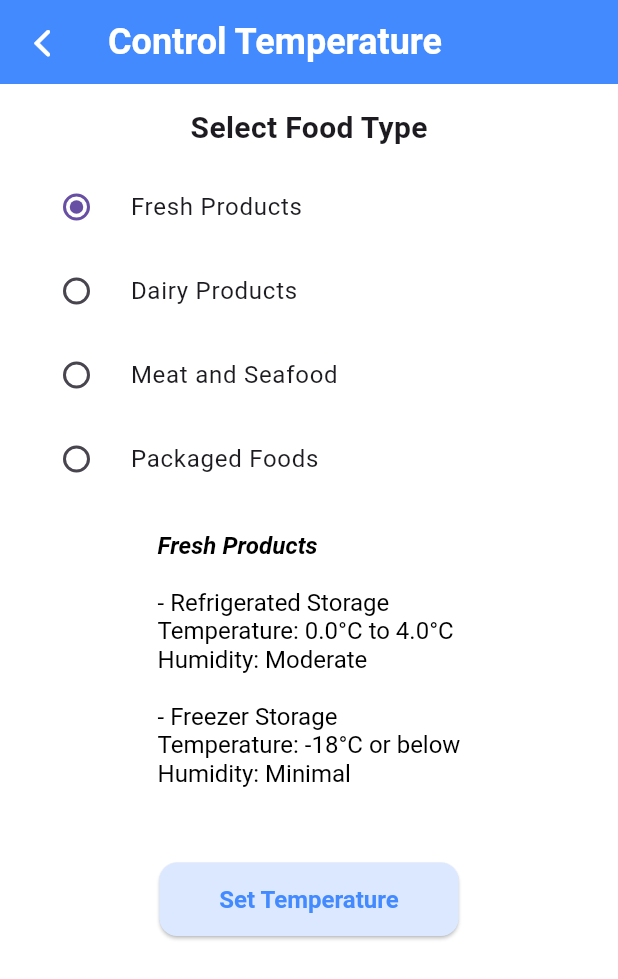
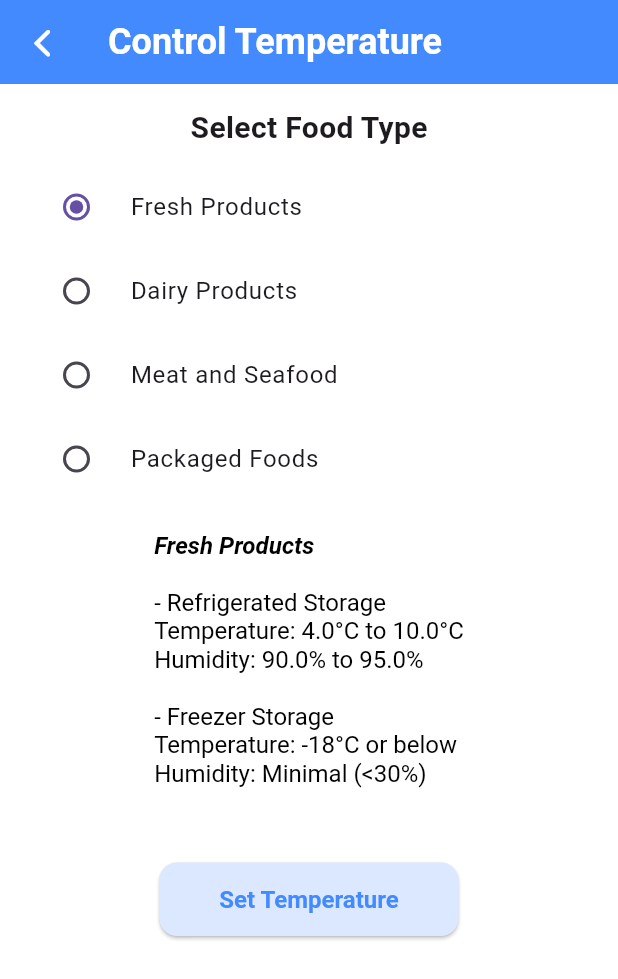
Before and after one commit to UminduH/ChillSync_App, a Flutter app: the ControlTemperature screen opened by its route, after a tap on "Fresh Products", on a phone screen of 412 x 824 dp. Shown: the top 979 px of the screen. Run offline on Flutter 3.47's test engine with Material 3 defaults, Android fonts, the light colour scheme and no system bars; our stand-ins replace cloud_firestore, firebase_core, firebase_database, flutter_map, latlong2; missing offline and left inert: twilio_flutter; accounts and stored records are empty.

Commit message:
Displayed device location on map and updated food storage settings

```diff
--- a/lib/providers/temperature_settings_provider.dart
+++ b/lib/providers/temperature_settings_provider.dart
@@ -2,8 +2,10 @@ import 'package:chillsync/models/sensor_data.dart';
 import 'package:flutter/material.dart';
 
 class TemperatureSettingsProvider extends ChangeNotifier {
-  double _minTemperature = 15.0;
-  double _maxTemperature = 35.0;
+  double _minTemperature = 4.0;
+  double _maxTemperature = 10.0;
+  double _minHumidity = 90;
+  double _maxHumidity = 95;
   String? _selectedFoodType;
 
   bool tempOutOfRange = false;
@@ -15,6 +17,8 @@ class TemperatureSettingsProvider extends ChangeNotifier {
 
   double get minTemperature => _minTemperature;
   double get maxTemperature => _maxTemperature;
+  double get minHumidity => _minHumidity;
+  double get maxHumidity => _maxHumidity;
   String? get selectedFoodType => _selectedFoodType;
 
   void setMinTemperature(double value) {
@@ -27,6 +31,16 @@ class TemperatureSettingsProvider extends ChangeNotifier {
     notifyListeners();
   }
 
+  void setMinHumidity(double value) {
+    _minHumidity = value;
+    notifyListeners();
+  }
+
+  void setMaxHumidity(double value) {
+    _maxHumidity = value;
+    notifyListeners();
+  }
+
   void setSelectedFoodType(String? foodType) {
     _selectedFoodType = foodType;
     notifyListeners();
--- a/lib/routes/auth_routes.dart
+++ b/lib/routes/auth_routes.dart
@@ -1,5 +1,4 @@
 import 'package:chillsync/screens/auth/enter_id_screen.dart';
-import 'package:chillsync/screens/auth/signup.dart';
 import 'package:chillsync/screens/auth/enter_otp_screen.dart';
 import 'package:flutter/material.dart';
 
@@ -7,6 +6,5 @@ class AuthRoutes {
   static Map<String, WidgetBuilder> routes = {
     '/enter-id': (context) => EnterIdScreen(),
     '/enter-otp': (context) => EnterOtpScreen(),
-    '/signup': (context) => SignUpScreen(),
   };
 }
--- a/lib/routes/user_routes.dart
+++ b/lib/routes/user_routes.dart
@@ -3,12 +3,14 @@ import 'package:chillsync/screens/user/control_temperature.dart';
 import 'package:chillsync/screens/user/home_screen.dart';
 import 'package:chillsync/screens/user/notifications_screen.dart';
 import 'package:chillsync/screens/user/user_account.dart';
+import 'package:chillsync/screens/user/view_map_screen.dart';
 import 'package:flutter/material.dart';
 
 class UserRoutes{
   static Map<String, WidgetBuilder> routes = {
     '/main-layout-screen': (context) => MainLayoutScreen(),
     '/home': (context) => HomeScreen(),
+    '/view-map': (context) => ViewMapScreen(),
     '/notifications': (context) => NotificationScreen(),
     '/user-profile': (context) => UserAccountScreen(),
     '/control-temperature': (context) => ControlTemperature(),
--- a/lib/screens/user/control_temperature.dart
+++ b/lib/screens/user/control_temperature.dart
@@ -14,34 +14,73 @@ class ControlTemperature extends StatefulWidget {
 class _ControlTemperatureState extends State<ControlTemperature> {
   String? _selectedFoodType;
 
-  final Map<String, Map<String, double>> _foodTemperatureRanges = {
-    "fresh-products": {"minTemp": 0.0, "maxTemp": 4.0},
-    "dairy-products": {"minTemp": 0.0, "maxTemp": 4.0},
-    "meat-and-seafood": {"minTemp": -1.0, "maxTemp": 2.0},
-    "packaged-foods": {"minTemp": 10.0, "maxTemp": 21.0},
+  final Map<String, Map<String, dynamic>> _foodStorageSettings = {
+    "fresh-products": {
+      "minTemp": 4.0,
+      "maxTemp": 10.0,
+      "minHumidity": 90.0,
+      "maxHumidity": 95.0,
+    },
+    "dairy-products": {
+      "minTemp": 1.0,
+      "maxTemp": 4.0,
+      "minHumidity": 85.0,
+      "maxHumidity": 95.0,
+    },
+    "meat-and-seafood": {
+      "minTemp": -1.0,
+      "maxTemp": 4.0,
+      "minHumidity": 90.0,
+      "maxHumidity": 95.0,
+    },
+    "packaged-foods": {
+      "minTemp": 10.0,
+      "maxTemp": 20.0,
+      "minHumidity": 50.0,
+      "maxHumidity": 60.0,
+    },
   };
-
-  void initState() {
-    super.initState();
-    _selectedFoodType = Provider.of<TemperatureSettingsProvider>(context, listen: false).selectedFoodType;
-  }
 
   String getStorageDetails() {
     switch (_selectedFoodType) {
       case "fresh-products":
-        return "- Refrigerated Storage\nTemperature: ${_foodTemperatureRanges['fresh-products']?['minTemp']}°C to ${_foodTemperatureRanges['fresh-products']?['maxTemp']}°C\nHumidity: Moderate\n\n"
-               "- Freezer Storage\nTemperature: -18°C or below\nHumidity: Minimal";
+        return "- Refrigerated Storage\n"
+              "Temperature: ${_foodStorageSettings['fresh-products']?['minTemp']}°C to ${_foodStorageSettings['fresh-products']?['maxTemp']}°C\n"
+              "Humidity: ${_foodStorageSettings['fresh-products']?['minHumidity']}% to ${_foodStorageSettings['fresh-products']?['maxHumidity']}%\n\n"
+              "- Freezer Storage\n"
+              "Temperature: -18°C or below\n"
+              "Humidity: Minimal (<30%)";
+
       case "dairy-products":
-        return "- Refrigerated Storage\nTemperature: ${_foodTemperatureRanges['dairy-products']?['minTemp']}°C to ${_foodTemperatureRanges['dairy-products']?['maxTemp']}°C\nHumidity: Moderate\n\n"
-               "- Freezer Storage\nTemperature: -18°C or below\nHumidity: Minimal";
+        return "- Refrigerated Storage\n"
+              "Temperature: ${_foodStorageSettings['dairy-products']?['minTemp']}°C to ${_foodStorageSettings['dairy-products']?['maxTemp']}°C\n"
+              "Humidity: ${_foodStorageSettings['dairy-products']?['minHumidity']}% to ${_foodStorageSettings['dairy-products']?['maxHumidity']}%\n\n"
+              "- Freezer Storage\n"
+              "Temperature: -18°C or below\n"
+              "Humidity: Minimal (<30%)";
+
       case "meat-and-seafood":
-        return "- Refrigerated Storage\nTemperature: ${_foodTemperatureRanges['meat-and-seafood']?['minTemp']}°C to ${_foodTemperatureRanges['meat-and-seafood']?['maxTemp']}°C\nHumidity: Moderate\n\n"
-               "- Freezer Storage\nTemperature: -18°C or below\nHumidity: Minimal";
+        return "- Refrigerated Storage\n"
+              "Temperature: ${_foodStorageSettings['meat-and-seafood']?['minTemp']}°C to ${_foodStorageSettings['meat-and-seafood']?['maxTemp']}°C\n"
+              "Humidity: ${_foodStorageSettings['meat-and-seafood']?['minHumidity']}% to ${_foodStorageSettings['meat-and-seafood']?['maxHumidity']}%\n\n"
+              "- Freezer Storage\n"
+              "Temperature: -18°C or below\n"
+              "Humidity: Minimal (<30%)";
+
       case "packaged-foods":
-        return "- Dry Storage\nTemperature: ${_foodTemperatureRanges['packaged-foods']?['minTemp']}°C to ${_foodTemperatureRanges['packaged-foods']?['maxTemp']}°C\nHumidity: Low";
+        return "- Dry Storage\n"
+              "Temperature: ${_foodStorageSettings['packaged-foods']?['minTemp']}°C to ${_foodStorageSettings['packaged-foods']?['maxTemp']}°C\n"
+              "Humidity: ${_foodStorageSettings['packaged-foods']?['minHumidity']}% to ${_foodStorageSettings['packaged-foods']?['maxHumidity']}%";
+
       default:
         return "Select a food type to display the storage instructions.";
     }
+  }
+
+  @override
+  void initState() {
+    super.initState();
+    _selectedFoodType = Provider.of<TemperatureSettingsProvider>(context, listen: false).selectedFoodType;
   }
 
   @override
@@ -131,10 +170,12 @@ class _ControlTemperatureState extends State<ControlTemperature> {
               label: 'Set Temperature',
               onPressed: () {
                 if (_selectedFoodType != null) {
-                  final selectedRange = _foodTemperatureRanges[_selectedFoodType];
+                  final selectedRange = _foodStorageSettings[_selectedFoodType];
                   if (selectedRange != null) {
                     temperatureSettings.setMinTemperature(selectedRange['minTemp']!);
                     temperatureSettings.setMaxTemperature(selectedRange['maxTemp']!);
+                    temperatureSettings.setMinHumidity(selectedRange['minHumidity']!);
+                    temperatureSettings.setMaxHumidity(selectedRange['maxHumidity']!);
                     temperatureSettings.setSelectedFoodType(_selectedFoodType);
                     ScaffoldMessenger.of(context).showSnackBar(
                       SnackBar(content: Text('Temperature settings updated for $_selectedFoodType')),
--- a/lib/services/notification_service.dart
+++ b/lib/services/notification_service.dart
@@ -32,6 +32,7 @@ class NotificationService {
       .collection("Notifications")
       .where('driver_id', isEqualTo: userId)
       .where('is_read', isEqualTo: false)
+      .orderBy('timestamp', descending: true)
       .get();
 
     return snapshot.docs.map((doc) => NotificationModel.fromJson(doc)).toList();
--- a/pubspec.yaml
+++ b/pubspec.yaml
@@ -18,6 +18,11 @@ dependencies:
   twilio_flutter: ^0.9.0
 
   provider: ^6.1.4
+
+  flutter_map: ^8.1.1
+  latlong2: ^0.9.1
+
+  http: ^1.3.0
 
   firebase_core: ^3.12.1
   cloud_firestore: ^5.6.5
```
Also changed, not shown: lib/app.dart (+4 -3 lines), lib/screens/auth/signup.dart (deleted, +0 -113 lines), lib/screens/user/home_screen.dart (+4 -15 lines), lib/screens/user/view_map_screen.dart (added, +70 -0 lines).
